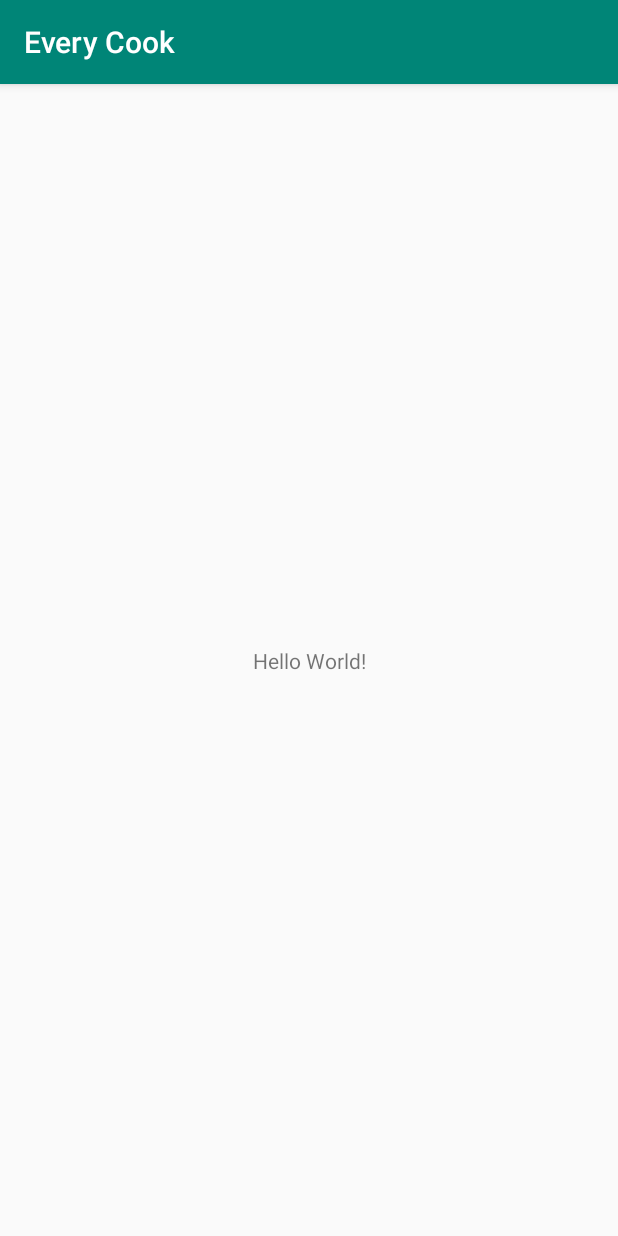
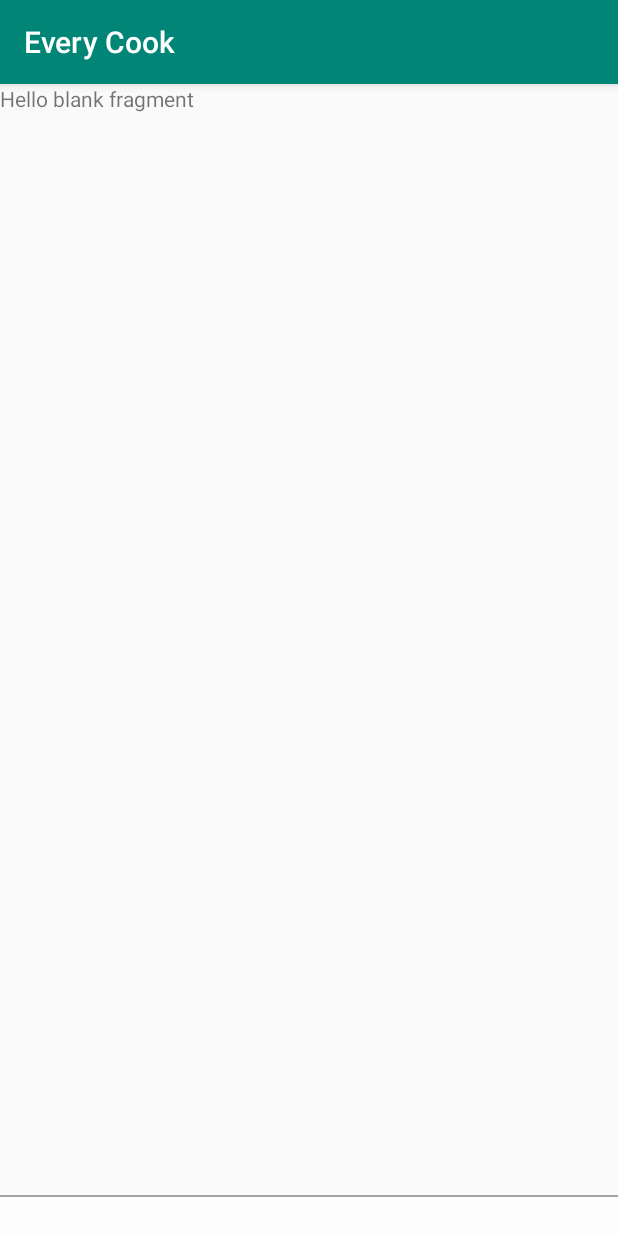
Before and after one commit to Kcomic/Every-Cook, an Android app: the screen it shows after launch (MainActivity), on a phone screen of 412 x 824 dp. Run offline under Robolectric (Android 15) with nearby library versions, the phone set to English and light mode, and no system bars.

Commit message:
Create Layout(Fragment)

```diff
--- a/app/build.gradle
+++ b/app/build.gradle
@@ -22,6 +22,7 @@
     implementation fileTree(dir: 'libs', include: ['*.jar'])
     implementation 'com.android.support:appcompat-v7:28.0.0'
     implementation 'com.android.support.constraint:constraint-layout:1.1.3'
+    implementation 'com.android.support:support-v4:28.0.0'
     testImplementation 'junit:junit:4.12'
     androidTestImplementation 'com.android.support.test:runner:1.0.2'
     androidTestImplementation 'com.android.support.test.espresso:espresso-core:3.0.2'
--- a/app/src/main/AndroidManifest.xml
+++ b/app/src/main/AndroidManifest.xml
@@ -9,7 +9,7 @@
         android:roundIcon="@mipmap/ic_launcher_round"
         android:supportsRtl="true"
         android:theme="@style/AppTheme">
-        <activity android:name=".MainActivity">
+        <activity android:name=".Controller.Activity.MainActivity">
             <intent-filter>
                 <action android:name="android.intent.action.MAIN" />
 
--- /dev/null
+++ b/app/src/main/java/kmitl/s8070074/bawonsak/everycook/Controller/Activity/MainActivity.java
@@ -0,0 +1,24 @@
+package kmitl.s8070074.bawonsak.everycook.Controller.Activity;
+
+import android.support.v4.app.FragmentManager;
+import android.support.v7.app.AppCompatActivity;
+import android.os.Bundle;
+
+import kmitl.s8070074.bawonsak.everycook.Controller.Fragment.HomeFragment;
+import kmitl.s8070074.bawonsak.everycook.R;
+
+public class MainActivity extends AppCompatActivity {
+
+    private FragmentManager fragmentManager;
+
+    @Override
+    protected void onCreate(Bundle savedInstanceState) {
+        super.onCreate(savedInstanceState);
+        setContentView(R.layout.activity_main);
+
+        fragmentManager = getSupportFragmentManager();
+        fragmentManager.beginTransaction()
+                .replace(R.id.fragmentContainer, new HomeFragment())
+                .commit();
+    }
+}
--- /dev/null
+++ b/app/src/main/java/kmitl/s8070074/bawonsak/everycook/Controller/Fragment/HomeFragment.java
@@ -0,0 +1,92 @@
+package kmitl.s8070074.bawonsak.everycook.Controller.Fragment;
+
+import android.content.Context;
+import android.net.Uri;
+import android.os.Bundle;
+import android.support.v4.app.Fragment;
+import android.view.LayoutInflater;
+import android.view.View;
+import android.view.ViewGroup;
+
+import kmitl.s8070074.bawonsak.everycook.R;
+
+/**
+ * A simple {@link Fragment} subclass.
+ * Activities that contain this fragment must implement the
+ * {@link HomeFragment.OnFragmentInteractionListener} interface
+ * to handle interaction events.
+ * Use the {@link HomeFragment#newInstance} factory method to
+ * create an instance of this fragment.
+ */
+public class HomeFragment extends Fragment {
+    // TODO: Rename parameter arguments, choose names that match
+    // the fragment initialization parameters, e.g. ARG_ITEM_NUMBER
+    private static final String ARG_PARAM1 = "param1";
+    private static final String ARG_PARAM2 = "param2";
+
+    // TODO: Rename and change types of parameters
+    private String mParam1;
+    private String mParam2;
+
+    private OnFragmentInteractionListener mListener;
+
+    public HomeFragment() {
+        // Required empty public constructor
+    }
+
+    /**
+     * Use this factory method to create a new instance of
+     * this fragment using the provided parameters.
+     *
+     * @param param1 Parameter 1.
+     * @param param2 Parameter 2.
+     * @return A new instance of fragment HomeFragment.
+     */
+    // TODO: Rename and change types and number of parameters
+    public static HomeFragment newInstance(String param1, String param2) {
+        HomeFragment fragment = new HomeFragment();
+        Bundle args = new Bundle();
+        args.putString(ARG_PARAM1, param1);
+        args.putString(ARG_PARAM2, param2);
+        fragment.setArguments(args);
+        return fragment;
+    }
+
+    @Override
+    public void onCreate(Bundle savedInstanceState) {
+        super.onCreate(savedInstanceState);
+        if (getArguments() != null) {
+            mParam1 = getArguments().getString(ARG_PARAM1);
+            mParam2 = getArguments().getString(ARG_PARAM2);
+        }
+    }
+
+    @Override
+    public View onCreateView(LayoutInflater inflater, ViewGroup container,
+                             Bundle savedInstanceState) {
+        // Inflate the layout for this fragment
+        return inflater.inflate(R.layout.fragment_home, container, false);
+    }
+
+    // TODO: Rename method, update argument and hook method into UI event
+    public void onButtonPressed(Uri uri) {
+        if (mListener != null) {
+            mListener.onFragmentInteraction(uri);
+        }
+    }
+
+    /**
+     * This interface must be implemented by activities that contain this
+     * fragment to allow an interaction in this fragment to be communicated
+     * to the activity and potentially other fragments contained in that
+     * activity.
+     * <p>
+     * See the Android Training lesson <a href=
+     * "http://developer.android.com/training/basics/fragments/communicating.html"
+     * >Communicating with Other Fragments</a> for more information.
+     */
+    public interface OnFragmentInteractionListener {
+        // TODO: Update argument type and name
+        void onFragmentInteraction(Uri uri);
+    }
+}
--- a/app/src/main/res/layout/activity_main.xml
+++ b/app/src/main/res/layout/activity_main.xml
@@ -1,18 +1,123 @@
 <?xml version="1.0" encoding="utf-8"?>
-<android.support.constraint.ConstraintLayout xmlns:android="http://schemas.android.com/apk/res/android"
+<RelativeLayout xmlns:android="http://schemas.android.com/apk/res/android"
     xmlns:app="http://schemas.android.com/apk/res-auto"
     xmlns:tools="http://schemas.android.com/tools"
     android:layout_width="match_parent"
     android:layout_height="match_parent"
-    tools:context=".MainActivity">
+    tools:context=".Controller.Activity.MainActivity">
 
-    <TextView
-        android:layout_width="wrap_content"
+    <FrameLayout
+        android:id="@+id/fragmentContainer"
+        android:layout_width="match_parent"
+        android:layout_height="match_parent"
+        />
+
+    <LinearLayout
+        android:id="@+id/menuBar"
+        android:padding="4dp"
+        android:layout_width="match_parent"
         android:layout_height="wrap_content"
-        android:text="Hello World!"
-        app:layout_constraintBottom_toBottomOf="parent"
-        app:layout_constraintLeft_toLeftOf="parent"
-        app:layout_constraintRight_toRightOf="parent"
-        app:layout_constraintTop_toTopOf="parent" />
+        android:orientation="horizontal"
+        android:layout_alignParentBottom="true"
+        android:background="#fefdfd"
+        >
+        <LinearLayout
+            android:id="@+id/homeBtn"
+            android:layout_width="wrap_content"
+            android:layout_height="match_parent"
+            android:layout_weight="5"
+            android:orientation="vertical"
 
-</android.support.constraint.ConstraintLayout>
+            >
+
+            <ImageView
+                android:id="@+id/homeIv"
+                android:layout_width="wrap_content"
+                android:layout_height="wrap_content"
+                android:layout_gravity="center"
+                />
+            <TextView
+                android:id="@+id/homeTv"
+                android:layout_width="wrap_content"
+                android:layout_height="wrap_content"
+                android:text=""
+                android:layout_gravity="center"
+                />
+        </LinearLayout>
+
+        <LinearLayout
+            android:id="@+id/eventBtn"
+            android:layout_width="wrap_content"
+            android:layout_height="match_parent"
+            android:layout_weight="5"
+            android:orientation="vertical"
+            >
+
+            <ImageView
+                android:id="@+id/eventIv"
+                android:layout_width="wrap_content"
+                android:layout_height="wrap_content"
+                android:layout_gravity="center"
+                />
+            <TextView
+                android:id="@+id/eventTv"
+                android:layout_width="wrap_content"
+                android:layout_height="wrap_content"
+                android:text=""
+                android:layout_gravity="center"
+                />
+
+        </LinearLayout>
+
+        <LinearLayout
+            android:id="@+id/ratingBtn"
+            android:layout_width="wrap_content"
+            android:layout_height="match_parent"
+            android:layout_weight="5"
+            android:orientation="vertical">
+
+
+            <ImageView
+                android:id="@+id/ratingIv"
+                android:layout_width="wrap_content"
+                android:layout_height="wrap_content"
+                android:layout_gravity="center"
+                />
+            <TextView
+                android:id="@+id/ratingTv"
+                android:layout_width="wrap_content"
+                android:layout_height="wrap_content"
+                android:text=""
+                android:layout_gravity="center"
+                />
+        </LinearLayout>
+        <LinearLayout
+            android:id="@+id/profileBtn"
+            android:layout_width="wrap_content"
+            android:layout_height="match_parent"
+            android:layout_weight="5"
+            android:orientation="vertical">
+            <ImageView
+                android:id="@+id/profileIv"
+                android:layout_width="wrap_content"
+                android:layout_height="wrap_content"
+                android:layout_gravity="center"
+                />
+
+            <TextView
+                android:id="@+id/profileTv"
+                android:layout_width="wrap_content"
+                android:layout_height="wrap_content"
+                android:text=""
+                android:layout_gravity="center"
+                />
+        </LinearLayout>
+
+    </LinearLayout>
+    <View
+        android:layout_alignTop="@+id/menuBar"
+        android:layout_width="match_parent"
+        android:layout_height="1dp"
+        android:background="#a5a5a5"/>
+
+</RelativeLayout>
--- /dev/null
+++ b/app/src/main/res/layout/fragment_home.xml
@@ -0,0 +1,14 @@
+<?xml version="1.0" encoding="utf-8"?>
+<FrameLayout xmlns:android="http://schemas.android.com/apk/res/android"
+    xmlns:tools="http://schemas.android.com/tools"
+    android:layout_width="match_parent"
+    android:layout_height="match_parent"
+    tools:context=".Controller.Fragment.HomeFragment">
+
+    <!-- TODO: Update blank fragment layout -->
+    <TextView
+        android:layout_width="match_parent"
+        android:layout_height="match_parent"
+        android:text="@string/hello_blank_fragment" />
+
+</FrameLayout>
--- a/app/src/main/res/values/strings.xml
+++ b/app/src/main/res/values/strings.xml
@@ -1,3 +1,6 @@
 <resources>
     <string name="app_name">Every Cook</string>
+
+    <!-- TODO: Remove or change this placeholder text -->
+    <string name="hello_blank_fragment">Hello blank fragment</string>
 </resources>
```
Also changed, not shown: app/src/main/java/kmitl/s8070074/bawonsak/everycook/Controller/Fragment/CreateMenuFragment.java (added, +92 -0 lines), app/src/main/java/kmitl/s8070074/bawonsak/everycook/Controller/Fragment/FavoriteMenuFragment.java (added, +92 -0 lines), app/src/main/java/kmitl/s8070074/bawonsak/everycook/Controller/Fragment/ProfileFragment.java (added, +92 -0 lines), app/src/main/java/kmitl/s8070074/bawonsak/everycook/Controller/Fragment/RecommendMenuFragment.java (added, +92 -0 lines), app/src/main/java/kmitl/s8070074/bawonsak/everycook/MainActivity.java (deleted, +0 -13 lines), app/src/main/res/layout/fragment_create_menu.xml (added, +14 -0 lines), app/src/main/res/layout/fragment_favorite.xml (added, +14 -0 lines), app/src/main/res/layout/fragment_profile.xml (added, +14 -0 lines), app/src/main/res/layout/fragment_recommend_menu.xml (added, +14 -0 lines).
